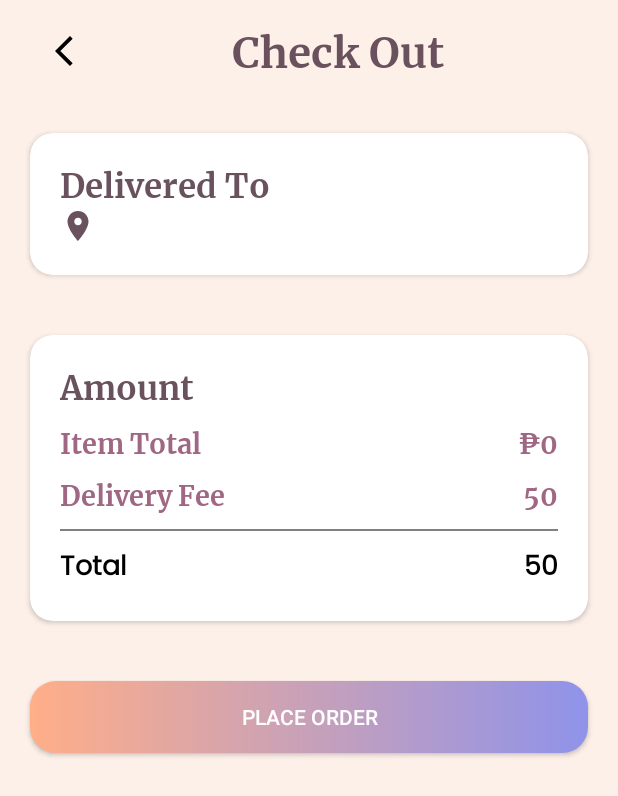
After one commit to earlfunk21/JewelEase, an Android app: the CheckOutActivity screen opened directly, with no data from a screen before it, on a phone screen of 412 x 824 dp. The commit adds this screen. Shown: the top 796 px of the screen. Run offline under Robolectric (Android 15) with nearby library versions, the phone set to English and light mode, and no system bars; our stand-ins replace Room's generated code; Roboto replaces fonts that are not available here; 2 statements that could not run were skipped.

Commit message:
Adding Edit Profile and Check Out

```diff
--- a/app/src/main/AndroidManifest.xml
+++ b/app/src/main/AndroidManifest.xml
@@ -13,6 +13,12 @@
         android:supportsRtl="true"
         android:theme="@style/Theme.JewelEase"
         tools:targetApi="31">
+        <activity
+            android:name=".activities.CheckOutActivity"
+            android:exported="false" />
+        <activity
+            android:name=".activities.EditProfileActivity"
+            android:exported="false" />
         <activity
             android:name=".activities.WishlistActivity"
             android:exported="false" />
--- a/app/src/main/java/com/shopnow/jewelease/activities/CartActivity.java
+++ b/app/src/main/java/com/shopnow/jewelease/activities/CartActivity.java
@@ -7,6 +7,7 @@ import androidx.recyclerview.widget.ItemTouchHelper;
 import androidx.recyclerview.widget.RecyclerView;
 
 import android.content.DialogInterface;
+import android.content.Intent;
 import android.content.SharedPreferences;
 import android.os.Bundle;
 import android.view.LayoutInflater;
@@ -99,4 +100,9 @@ public class CartActivity extends AppCompatActivity {
         } catch (NullPointerException ignored) {
         }
     }
+
+    public void gotoCheckOut(View view) {
+        Intent intent = new Intent(CartActivity.this, CheckOutActivity.class);
+        startActivity(intent);
+    }
 }
--- /dev/null
+++ b/app/src/main/java/com/shopnow/jewelease/activities/CheckOutActivity.java
@@ -0,0 +1,65 @@
+package com.shopnow.jewelease.activities;
+
+import androidx.appcompat.app.AppCompatActivity;
+
+import android.content.SharedPreferences;
+import android.os.Bundle;
+import android.view.View;
+import android.widget.TextView;
+
+import com.shopnow.jewelease.R;
+import com.shopnow.jewelease.database.AppDatabase;
+import com.shopnow.jewelease.database.dao.CartDao;
+import com.shopnow.jewelease.database.dao.ProductDao;
+import com.shopnow.jewelease.database.entity.Cart;
+import com.shopnow.jewelease.database.entity.Product;
+import com.shopnow.jewelease.database.entity.User;
+
+import java.math.BigDecimal;
+import java.text.DecimalFormat;
+import java.util.List;
+
+public class CheckOutActivity extends AppCompatActivity {
+
+    private CartDao cartDao;
+    private long userId;
+    private TextView tvAddress1, tvItemTotal, tvTotal;
+
+    @Override
+    protected void onCreate(Bundle savedInstanceState) {
+        super.onCreate(savedInstanceState);
+        setContentView(R.layout.activity_check_out);
+
+        cartDao = AppDatabase.getInstance(this).cartDao();
+        SharedPreferences userPrefs = getSharedPreferences("userPrefs", MODE_PRIVATE);
+        String username = userPrefs.getString("user", "");
+        User user = AppDatabase.getInstance(this).userDao().getUserByUsername(username);
+        userId = user.id;
+
+        tvAddress1 = findViewById(R.id.tv_address1);
+        tvItemTotal = findViewById(R.id.tv_item_total);
+        tvTotal = findViewById(R.id.tv_total);
+        ProductDao productDao = AppDatabase.getInstance(this).productDao();
+
+        List<Cart> cartList = cartDao.getUserWithCarts(userId);
+        BigDecimal total = BigDecimal.valueOf(0);
+        try{
+            for (Cart cart:
+                 cartList) {
+                Product product = productDao.getProductById(cart.productId);
+                total = total.add(product.price.multiply(BigDecimal.valueOf(cart.quantity)));
+            }
+        } catch (NullPointerException ignored){}
+        DecimalFormat decimalFormat = new DecimalFormat("₱#.##");
+
+        tvItemTotal.setText(decimalFormat.format(total));
+        String totalFee = total.add(BigDecimal.valueOf(50)).toString();
+        tvTotal.setText(totalFee);
+
+        tvAddress1.setText(user.address1);
+    }
+
+    public void backActivity(View view) {
+        onBackPressed();
+    }
+}
--- a/app/src/main/java/com/shopnow/jewelease/database/dao/CartDao.java
+++ b/app/src/main/java/com/shopnow/jewelease/database/dao/CartDao.java
@@ -23,4 +23,5 @@ public interface CartDao {
 
     @Query("SELECT * FROM Cart WHERE userId = :userId")
     List<Cart> getUserWithCarts(long userId);
+
 }
--- a/app/src/main/java/com/shopnow/jewelease/database/dao/ProductDao.java
+++ b/app/src/main/java/com/shopnow/jewelease/database/dao/ProductDao.java
@@ -8,6 +8,7 @@ import androidx.room.Query;
 
 import com.shopnow.jewelease.database.entity.Product;
 
+import java.math.BigDecimal;
 import java.util.List;
 
 @Dao
@@ -35,4 +36,8 @@ public interface ProductDao {
 
     @Query("SELECT * FROM Product WHERE category = 'Diamond'")
     List<Product> getProductsByDiamond();
+
+    @Query("SELECT SUM(price) FROM Product INNER JOIN Cart ON Cart.productId = Product.id " +
+            "WHERE Cart.userId = :userId")
+    BigDecimal getTotalPrice(long userId);
 }
--- a/app/src/main/java/com/shopnow/jewelease/database/dao/UserDao.java
+++ b/app/src/main/java/com/shopnow/jewelease/database/dao/UserDao.java
@@ -3,6 +3,7 @@ package com.shopnow.jewelease.database.dao;
 import androidx.room.Dao;
 import androidx.room.Insert;
 import androidx.room.Query;
+import androidx.room.Update;
 
 import com.shopnow.jewelease.database.entity.User;
 
@@ -24,4 +25,7 @@ public interface UserDao {
 
     @Query("SELECT * FROM User WHERE id = :id")
     User getUserById(long id);
+
+    @Update
+    void update(User user);
 }
--- /dev/null
+++ b/app/src/main/res/drawable/baseline_location_on_24.xml
@@ -0,0 +1,5 @@
+<vector android:height="24dp" android:tint="#000000"
+    android:viewportHeight="24" android:viewportWidth="24"
+    android:width="24dp" xmlns:android="http://schemas.android.com/apk/res/android">
+    <path android:fillColor="@android:color/white" android:pathData="M12,2C8.13,2 5,5.13 5,9c0,5.25 7,13 7,13s7,-7.75 7,-13c0,-3.87 -3.13,-7 -7,-7zM12,11.5c-1.38,0 -2.5,-1.12 -2.5,-2.5s1.12,-2.5 2.5,-2.5 2.5,1.12 2.5,2.5 -1.12,2.5 -2.5,2.5z"/>
+</vector>
--- /dev/null
+++ b/app/src/main/res/layout/activity_check_out.xml
@@ -0,0 +1,181 @@
+<?xml version="1.0" encoding="utf-8"?>
+<LinearLayout xmlns:android="http://schemas.android.com/apk/res/android"
+    xmlns:app="http://schemas.android.com/apk/res-auto"
+    xmlns:tools="http://schemas.android.com/tools"
+    android:layout_width="match_parent"
+    android:layout_height="match_parent"
+    android:background="@color/background"
+    android:orientation="vertical"
+    tools:context=".activities.CheckOutActivity">
+
+    <LinearLayout
+        android:layout_width="match_parent"
+        android:layout_height="wrap_content"
+        android:gravity="center"
+        android:padding="15dp">
+
+        <ImageButton
+            android:layout_width="wrap_content"
+            android:layout_height="wrap_content"
+            android:layout_marginStart="15dp"
+            android:background="@color/transparent"
+            android:onClick="backActivity"
+            android:src="@drawable/baseline_arrow_back_ios_new_24" />
+
+        <TextView
+            android:id="@+id/tv_product_name1"
+            android:layout_width="0dp"
+            android:layout_height="wrap_content"
+            android:layout_gravity="center"
+            android:layout_weight="1"
+            android:fontFamily="@font/merriweather_bold"
+            android:gravity="center"
+            android:text="Check Out"
+            android:textColor="@color/pinkDark"
+            android:textSize="28sp" />
+
+    </LinearLayout>
+
+    <androidx.cardview.widget.CardView
+        android:layout_width="match_parent"
+        android:layout_height="wrap_content"
+        android:layout_margin="20dp"
+        app:cardBackgroundColor="@color/white"
+        app:cardCornerRadius="15dp">
+
+        <LinearLayout
+            android:layout_width="match_parent"
+            android:layout_height="wrap_content"
+            android:orientation="vertical"
+            android:padding="20dp">
+
+            <TextView
+                android:layout_width="wrap_content"
+                android:layout_height="wrap_content"
+                android:fontFamily="@font/merriweather_bold"
+                android:text="Delivered To"
+                android:textColor="@color/pinkDark"
+                android:textSize="22sp" />
+
+            <TextView
+                android:id="@+id/tv_address1"
+                android:layout_width="wrap_content"
+                android:layout_height="wrap_content"
+                android:drawableStart="@drawable/baseline_location_on_24"
+                android:drawableTint="@color/pinkDark"
+                android:fontFamily="@font/merriweather_bold"
+                android:textColor="@color/pink"
+                android:textSize="18sp"
+                tools:text="Address 1" />
+        </LinearLayout>
+    </androidx.cardview.widget.CardView>
+
+    <androidx.cardview.widget.CardView
+        android:layout_width="match_parent"
+        android:layout_height="wrap_content"
+        android:layout_margin="20dp"
+        app:cardBackgroundColor="@color/white"
+        app:cardCornerRadius="15dp">
+
+        <LinearLayout
+            android:layout_width="match_parent"
+            android:layout_height="wrap_content"
+            android:orientation="vertical"
+            android:padding="20dp">
+
+            <TextView
+                android:layout_width="wrap_content"
+                android:layout_height="wrap_content"
+                android:fontFamily="@font/merriweather_bold"
+                android:text="Amount"
+                android:textColor="@color/pinkDark"
+                android:textSize="22sp"
+                android:layout_marginBottom="10dp"/>
+
+            <LinearLayout
+                android:layout_width="match_parent"
+                android:layout_height="wrap_content"
+                android:layout_marginBottom="10dp">
+
+                <TextView
+                    android:layout_width="wrap_content"
+                    android:layout_height="wrap_content"
+                    android:fontFamily="@font/merriweather_bold"
+                    android:textColor="@color/pink"
+                    android:textSize="18sp"
+                    android:text="Item Total" />
+
+                <TextView
+                    android:id="@+id/tv_item_total"
+                    android:layout_width="match_parent"
+                    android:layout_height="wrap_content"
+                    android:fontFamily="@font/merriweather_bold"
+                    android:gravity="end"
+                    android:textColor="@color/pink"
+                    android:textSize="18sp"
+                    tools:text="12,010" />
+            </LinearLayout>
+
+            <LinearLayout
+                android:layout_width="match_parent"
+                android:layout_height="wrap_content">
+
+                <TextView
+                    android:layout_width="wrap_content"
+                    android:layout_height="wrap_content"
+                    android:fontFamily="@font/merriweather_bold"
+                    android:textColor="@color/pink"
+                    android:textSize="18sp"
+                    android:text="Delivery Fee" />
+
+                <TextView
+                    android:layout_width="match_parent"
+                    android:layout_height="wrap_content"
+                    android:fontFamily="@font/merriweather_bold"
+                    android:gravity="end"
+                    android:textColor="@color/pink"
+                    android:textSize="18sp"
+                    android:text="50" />
+            </LinearLayout>
+            <View
+                android:layout_marginVertical="10dp"
+                android:layout_width="match_parent"
+                android:layout_height="1dp"
+                android:background="@color/grey"/>
+
+            <LinearLayout
+                android:layout_width="match_parent"
+                android:layout_height="wrap_content">
+
+                <TextView
+                    android:layout_width="wrap_content"
+                    android:layout_height="wrap_content"
+                    android:fontFamily="@font/poppins_regular"
+                    android:textStyle="bold"
+                    android:textColor="@color/black"
+                    android:textSize="18sp"
+                    android:text="Total" />
+
+                <TextView
+                    android:id="@+id/tv_total"
+                    android:layout_width="match_parent"
+                    android:layout_height="wrap_content"
+                    android:fontFamily="@font/poppins_regular"
+                    android:gravity="end"
+                    android:textStyle="bold"
+                    android:textColor="@color/black"
+                    android:textSize="18sp"
+                    tools:text="50" />
+            </LinearLayout>
+        </LinearLayout>
+
+    </androidx.cardview.widget.CardView>
+
+    <Button
+        android:layout_width="match_parent"
+        android:layout_height="wrap_content"
+        android:text="Place Order"
+        android:layout_margin="20dp"
+        android:textColor="@color/white"
+        android:background="@drawable/gradient_background"/>
+</LinearLayout>
```
Also changed, not shown: app/src/main/java/com/shopnow/jewelease/activities/EditProfileActivity.java (added, +79 -0 lines), app/src/main/java/com/shopnow/jewelease/activities/ProfileActivity.java (+15 -2 lines), app/src/main/java/com/shopnow/jewelease/activities/RegisterActivity.java (+10 -1 lines), app/src/main/res/layout/activity_cart.xml (+12 -2 lines), app/src/main/res/layout/activity_edit_profile.xml (added, +193 -0 lines), app/src/main/res/layout/activity_profile.xml (+21 -1 lines), 1 other file.
